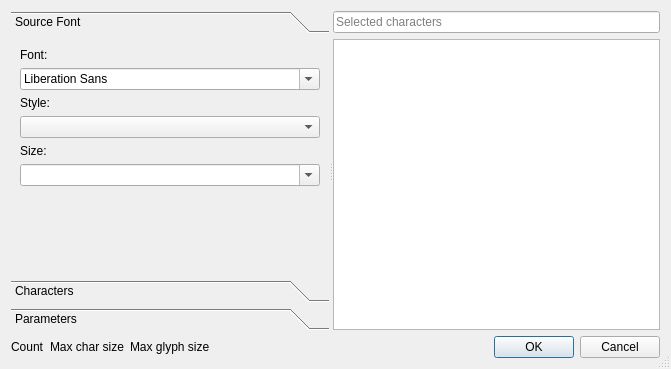
riuson/lcd-image-converter, file controls/fonts/font-new/dialogfontselect.ui: the form before one commit.
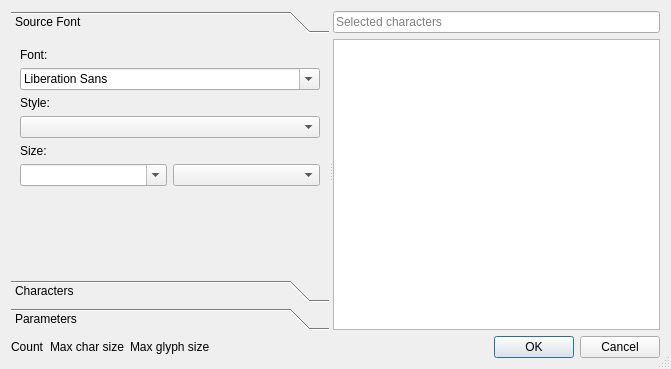
The form after the commit. The open tabs and pages were chosen to show the change.

Commit message: Add configurable font size units to UI

```diff
--- a/controls/fonts/font-new/dialogfontselect.ui
+++ b/controls/fonts/font-new/dialogfontselect.ui
@@ -75,11 +75,18 @@
            </widget>
           </item>
           <item>
+           <layout class="QHBoxLayout" name="horizontalLayout_7">
+            <item>
            <widget class="QComboBox" name="comboBoxSize">
             <property name="editable">
              <bool>true</bool>
             </property>
            </widget>
+            </item>
+            <item>
+             <widget class="QComboBox" name="comboBoxSizeUnits"/>
+            </item>
+           </layout>
           </item>
           <item>
            <spacer name="verticalSpacer_2">
```
Left out of the diff: 2 changed lines with no effect on the pictures. Lines whose indentation alone changed are shown as unchanged. The commit also changes 4 other files.
